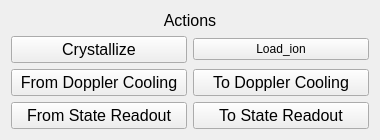
First picture: the form in clients/quick_actions/quick_actions.ui, repository HaeffnerLab/HaeffnerLabLattice, before the edit.
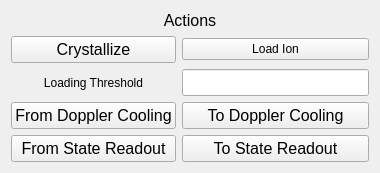
Second picture: the form after the edit.

```diff
--- a/clients/quick_actions/quick_actions.ui
+++ b/clients/quick_actions/quick_actions.ui
@@ -29,7 +29,7 @@
      </property>
     </widget>
    </item>
-   <item row="4" column="1">
+   <item row="5" column="1">
     <widget class="QPushButton" name="tostate">
      <property name="sizePolicy">
       <sizepolicy hsizetype="Minimum" vsizetype="Minimum">
@@ -47,7 +47,7 @@
      </property>
     </widget>
    </item>
-   <item row="3" column="1">
+   <item row="4" column="1">
     <widget class="QPushButton" name="todc">
      <property name="sizePolicy">
       <sizepolicy hsizetype="Minimum" vsizetype="Minimum">
@@ -65,7 +65,7 @@
      </property>
     </widget>
    </item>
-   <item row="4" column="0">
+   <item row="5" column="0">
     <widget class="QPushButton" name="fromstate">
      <property name="sizePolicy">
       <sizepolicy hsizetype="Minimum" vsizetype="Minimum">
@@ -83,7 +83,7 @@
      </property>
     </widget>
    </item>
-   <item row="3" column="0">
+   <item row="4" column="0">
     <widget class="QPushButton" name="fromdc">
      <property name="sizePolicy">
       <sizepolicy hsizetype="Minimum" vsizetype="Minimum">
@@ -122,10 +122,38 @@
    <item row="1" column="1">
     <widget class="QPushButton" name="Load_ion">
      <property name="text">
-      <string>Load_ion</string>
+      <string>Load Ion</string>
      </property>
     </widget>
    </item>
+    <item row="2" column="0">
+       <widget class="QLabel" name="label_3">
+        <property name="text">
+         <string>Loading Threshold</string>
+        </property>
+        <property name="alignment">
+         <set>Qt::AlignCenter</set>
+        </property>
+       </widget>
+      </item>
+      <item row="2" column="1">
+       <widget class="QLineEdit" name="load_ion_threshold">
+        <property name="sizePolicy">
+         <sizepolicy hsizetype="Expanding" vsizetype="Fixed">
+          <horstretch>0</horstretch>
+          <verstretch>0</verstretch>
+         </sizepolicy>
+        </property>
+        <property name="font">
+         <font>
+          <pointsize>12</pointsize>
+         </font>
+        </property>
+        <property name="alignment">
+         <set>Qt::AlignCenter</set>
+        </property>
+       </widget>
+      </item>
   </layout>
  </widget>
  <resources/>
```
